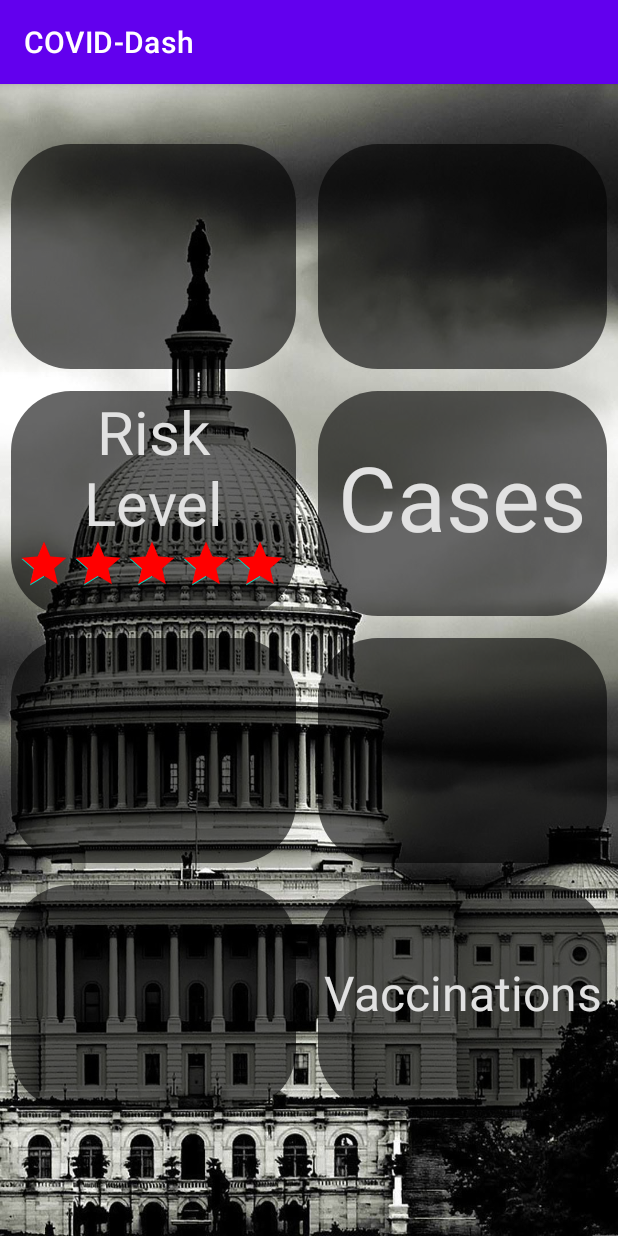
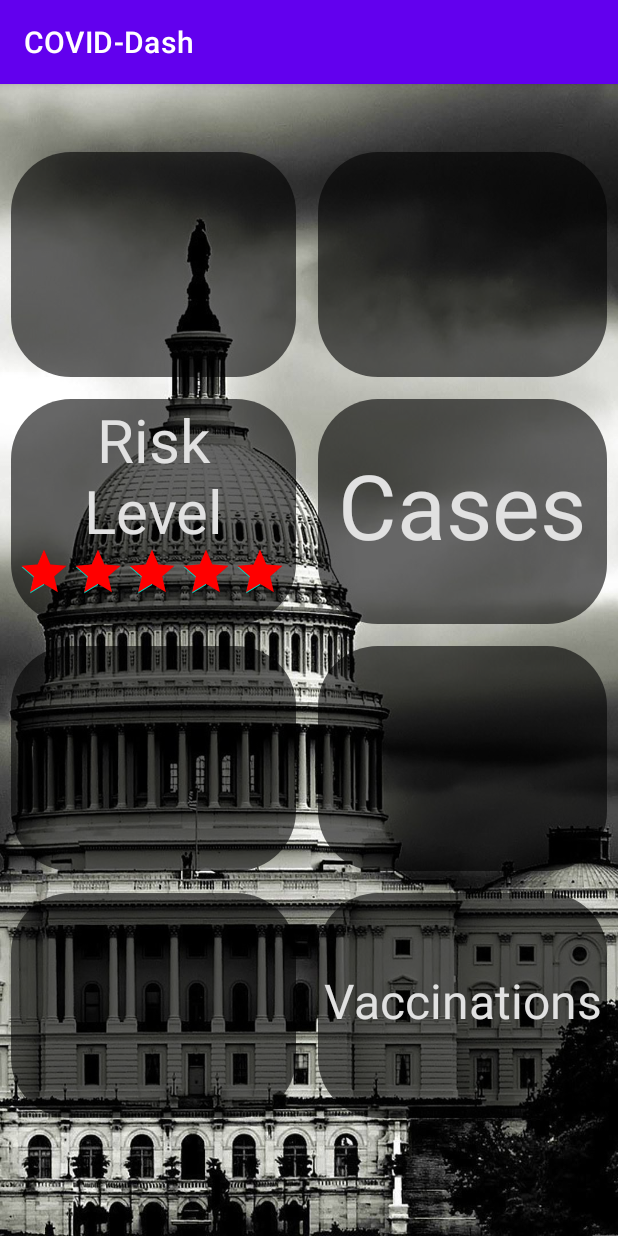
Before and after one commit to CodepathCS288/COVID19Dashboard, an Android app: the StateDetail screen opened directly, with no data from a screen before it, on a phone screen of 412 x 824 dp. Run offline under Robolectric (Android 15) with nearby library versions, the phone set to English and light mode, and no system bars.

Commit message:
Margins fixed

```diff
--- a/app/src/main/res/layout/activity_state_detail.xml
+++ b/app/src/main/res/layout/activity_state_detail.xml
@@ -13,7 +13,7 @@
         android:layout_width="190dp"
         android:layout_height="150dp"
         android:layout_marginStart="7dp"
-        android:layout_marginTop="40dp"
+        android:layout_marginTop="45dp"
         android:layout_marginEnd="7dp"
         android:layout_marginBottom="7dp"
         android:background="@drawable/rounded_corners"
@@ -30,7 +30,7 @@
         android:layout_alignParentTop="true"
         android:layout_alignParentEnd="true"
         android:layout_marginStart="7dp"
-        android:layout_marginTop="40dp"
+        android:layout_marginTop="45dp"
         android:layout_marginEnd="7dp"
         android:layout_marginBottom="7dp"
         android:layout_toEndOf="@+id/tvState"
```
